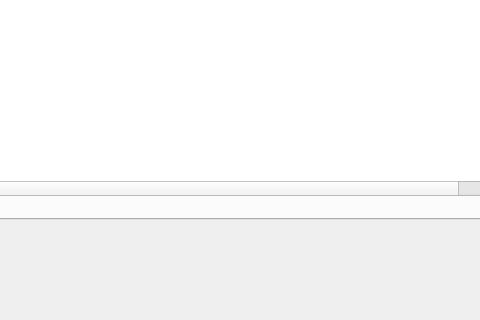
Above: ui/main.ui from AdamCarrera/qt-udemy before the change; both pictures show x 155 to 635 and y 351 to 671 of the 811 by 671 pixel window. Below: the same form after it.
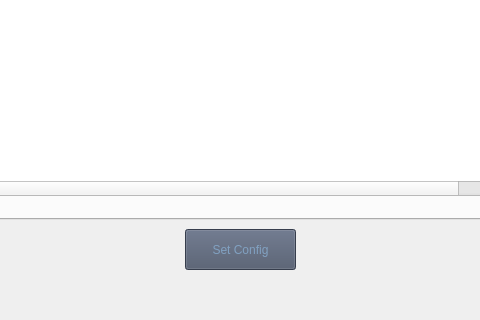
That is the form after the change. Icons and pictures are not drawn.

Commit message: add demo.py and demo.ui update main.py to show configuration from database

```diff
--- a/ui/main.ui
+++ b/ui/main.ui
@@ -2097,6 +2097,24 @@
      <string>Refresh</string>
     </property>
    </widget>
+   <widget class="QPushButton" name="pushButton">
+    <property name="geometry">
+     <rect>
+      <x>340</x>
+      <y>580</y>
+      <width>111</width>
+      <height>41</height>
+     </rect>
+    </property>
+    <property name="styleSheet">
+     <string notr="true">font: 25 16pt &quot;Bahnschrift Light Condensed&quot;;
+color: rgb(129, 161, 193);
+background-color: rgb(76, 86, 106);</string>
+    </property>
+    <property name="text">
+     <string>Set Config</string>
+    </property>
+   </widget>
   </widget>
   <widget class="QMenuBar" name="menubar">
    <property name="geometry">
```
The commit also changes 5 other files.
